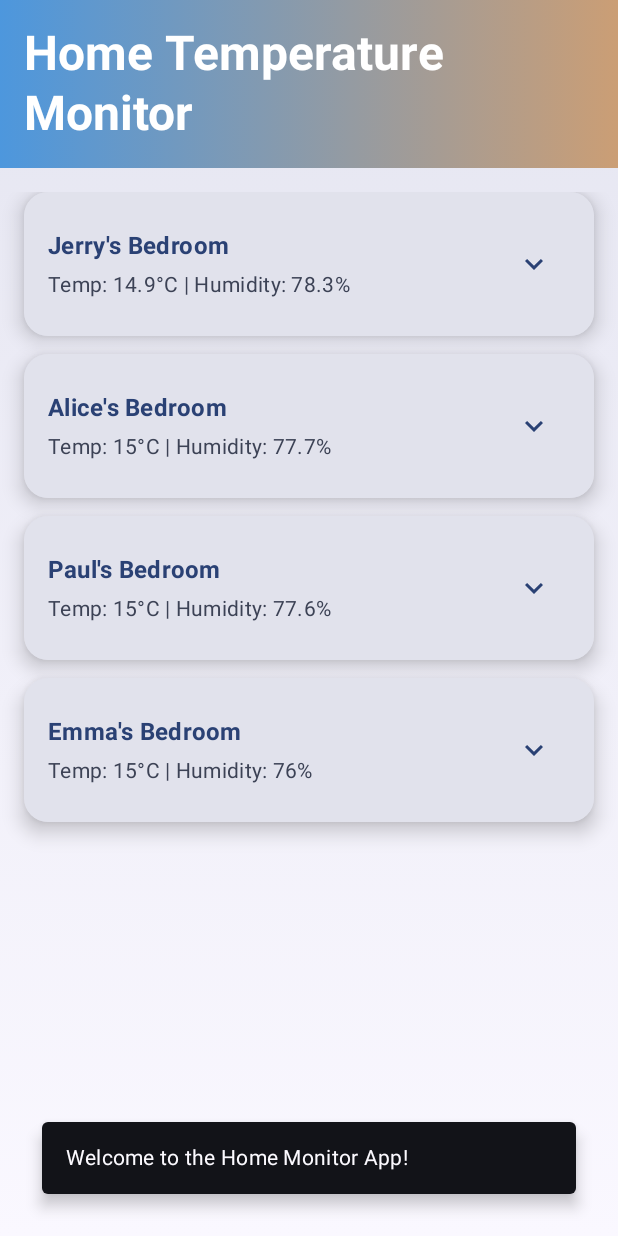
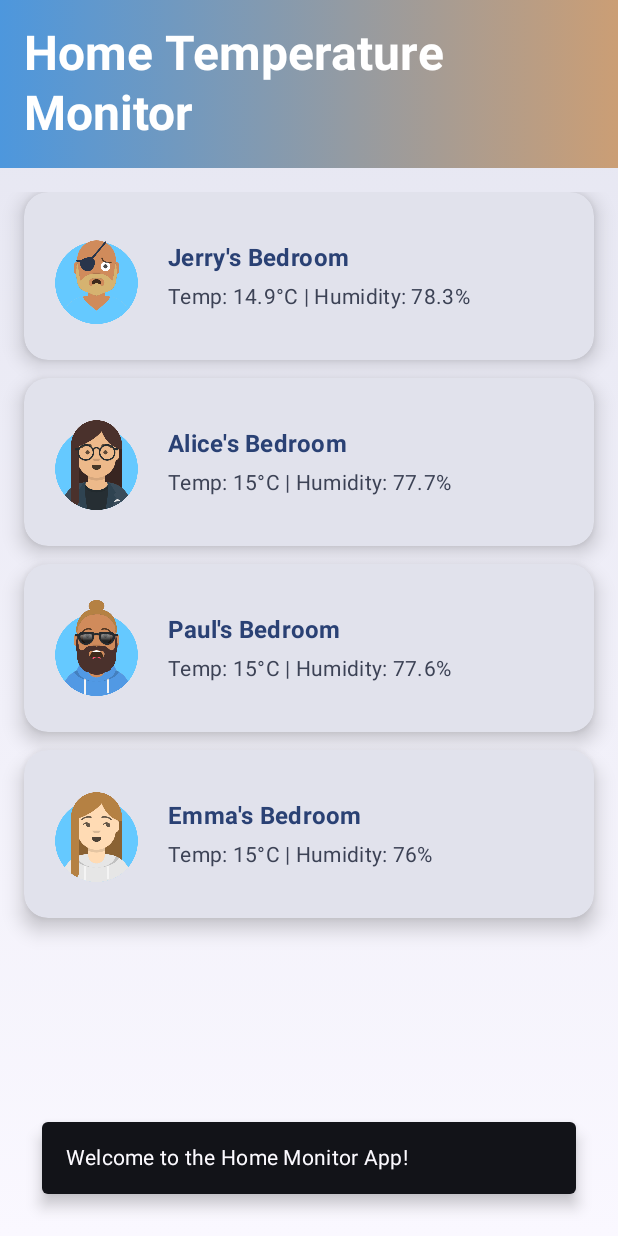
Before and after one commit to alexrg17/Alexandru_Radu_Mobile_CA3, an Android app built with Jetpack Compose: the HomePage screen opened through its navigation route, on a phone screen of 412 x 824 dp. Run offline under Robolectric (Android 15) with nearby library versions, the phone set to English and light mode, and no system bars.

Commit message:
Add personalized room images, improve UI layout, and integrate logging
- Added custom avatar images for each room and stored them in the drawable folder.
- Integrated avatar images into RoomCard using Image composables with rounded corners and shadow effects.
- Improved UI by ensuring images align with text and follow the material design.
- Fixed deprecation warnings by replacing Divider with HorizontalDivider.
- Added Log.d statements across key components for better debugging and tracking of user actions.
- Optimized the app's design for a cleaner, more intuitive user experience.

```diff
--- a/app/build.gradle.kts
+++ b/app/build.gradle.kts
@@ -53,6 +53,9 @@ android {
 }
 
 dependencies {
+    // Coil for loading images
+    implementation("io.coil-kt:coil-compose:2.3.0")
+
     // Navigation Component for Jetpack Compose
     implementation("androidx.navigation:navigation-compose:2.7.3")
 
--- a/app/src/main/AndroidManifest.xml
+++ b/app/src/main/AndroidManifest.xml
@@ -1,6 +1,9 @@
 <?xml version="1.0" encoding="utf-8"?>
 <manifest xmlns:android="http://schemas.android.com/apk/res/android"
     xmlns:tools="http://schemas.android.com/tools">
+
+    <!-- Add INTERNET permission for network access -->
+    <uses-permission android:name="android.permission.INTERNET" />
 
     <application
         android:allowBackup="true"
--- a/app/src/main/java/com/example/alexandru_radu_ca3/HomePage.kt
+++ b/app/src/main/java/com/example/alexandru_radu_ca3/HomePage.kt
@@ -1,60 +1,34 @@
 package com.example.alexandru_radu_ca3
 
-
+import android.util.Log
 import androidx.compose.animation.AnimatedVisibility
 import androidx.compose.animation.animateColor
 import androidx.compose.animation.animateContentSize
-import androidx.compose.animation.core.LinearEasing
-import androidx.compose.animation.core.RepeatMode
-import androidx.compose.animation.core.Spring
-import androidx.compose.animation.core.animateFloatAsState
-import androidx.compose.animation.core.infiniteRepeatable
-import androidx.compose.animation.core.rememberInfiniteTransition
-import androidx.compose.animation.core.spring
-import androidx.compose.animation.core.tween
+import androidx.compose.animation.core.*
 import androidx.compose.animation.fadeIn
+import androidx.compose.foundation.Image
 import androidx.compose.foundation.background
 import androidx.compose.foundation.clickable
-import androidx.compose.foundation.layout.Arrangement
-import androidx.compose.foundation.layout.Box
-import androidx.compose.foundation.layout.Column
-import androidx.compose.foundation.layout.Row
-import androidx.compose.foundation.layout.Spacer
-import androidx.compose.foundation.layout.fillMaxSize
-import androidx.compose.foundation.layout.fillMaxWidth
-import androidx.compose.foundation.layout.height
-import androidx.compose.foundation.layout.padding
+import androidx.compose.foundation.layout.*
 import androidx.compose.foundation.lazy.LazyColumn
 import androidx.compose.foundation.lazy.itemsIndexed
 import androidx.compose.foundation.shape.RoundedCornerShape
 import androidx.compose.material.icons.Icons
 import androidx.compose.material.icons.filled.KeyboardArrowDown
-import androidx.compose.material3.Card
-import androidx.compose.material3.CardDefaults
-import androidx.compose.material3.HorizontalDivider
-import androidx.compose.material3.Icon
-import androidx.compose.material3.IconButton
-import androidx.compose.material3.MaterialTheme
-import androidx.compose.material3.SnackbarHost
-import androidx.compose.material3.SnackbarHostState
-import androidx.compose.material3.Text
-import androidx.compose.runtime.Composable
-import androidx.compose.runtime.LaunchedEffect
-import androidx.compose.runtime.getValue
-import androidx.compose.runtime.mutableStateOf
-import androidx.compose.runtime.remember
-import androidx.compose.runtime.rememberCoroutineScope
-import androidx.compose.runtime.setValue
+import androidx.compose.material3.*
+import androidx.compose.runtime.*
 import androidx.compose.ui.Alignment
 import androidx.compose.ui.Modifier
+import androidx.compose.ui.draw.clip
 import androidx.compose.ui.draw.shadow
 import androidx.compose.ui.graphics.Brush
 import androidx.compose.ui.graphics.Color
 import androidx.compose.ui.graphics.graphicsLayer
+import androidx.compose.ui.res.painterResource
 import androidx.compose.ui.unit.dp
 import kotlinx.coroutines.launch
 
-// Data class for Room
+// Updated data class with drawable resource IDs
 data class Room(
     val name: String,
     val temperature: String,
@@ -62,27 +36,31 @@ data class Room(
     val resident: String,
     val age: Int,
     val preferredTemp: String,
-    val preferredHumidity: String
+    val preferredHumidity: String,
+    val drawableResId: Int // Updated field for drawable resource ID
 )
 
-// Mock room data
+// Mock data with drawable resource IDs
 val mockRooms = listOf(
-    Room("Jerry's Bedroom", "14.9°C", "78.3%", "Jerry", 88, "14.9°C", "80%"),
-    Room("Alice's Bedroom", "15°C", "77.7%", "Alice", 79, "15°C", "77%"),
-    Room("Paul's Bedroom", "15°C", "77.6%", "Paul", 82, "15°C", "77%"),
-    Room("Emma's Bedroom", "15°C", "76%", "Emma", 90, "15°C", "76%")
+    Room("Jerry's Bedroom", "14.9°C", "78.3%", "Jerry", 88, "14.9°C", "80%", R.drawable.jerry_bedroom),
+    Room("Alice's Bedroom", "15°C", "77.7%", "Alice", 79, "15°C", "77%", R.drawable.alice_bedroom),
+    Room("Paul's Bedroom", "15°C", "77.6%", "Paul", 82, "15°C", "77%", R.drawable.paul_bedroom),
+    Room("Emma's Bedroom", "15°C", "76%", "Emma", 90, "15°C", "76%", R.drawable.emma_bedroom)
 )
 
-// Composable for the homepage
 @Composable
 fun HomePage() {
     val snackbarHostState = remember { SnackbarHostState() }
     val scope = rememberCoroutineScope()
 
+    // Log homepage loading
+    Log.d("HomePage", "Homepage loaded.")
+
     // Trigger Snackbar
     LaunchedEffect(Unit) {
         scope.launch {
             snackbarHostState.showSnackbar("Welcome to the Home Monitor App!")
+            Log.d("HomePage", "Snackbar displayed: Welcome to the Home Monitor App!")
         }
     }
 
@@ -155,6 +133,7 @@ fun HomePage() {
                         enter = fadeIn(animationSpec = tween(durationMillis = 300, delayMillis = index * 100))
                     ) {
                         RoomCard(room)
+                        Log.d("HomePage", "RoomCard displayed for: ${room.name}")
                     }
                 }
             }
@@ -165,39 +144,42 @@ fun HomePage() {
             hostState = snackbarHostState,
             modifier = Modifier
                 .align(Alignment.BottomCenter)
-                .padding(16.dp) // Add padding to avoid edges
+                .padding(16.dp)
         )
     }
 }
 
-// Composable for a room card
 @Composable
 fun RoomCard(room: Room) {
-    // State to track whether the dropdown is expanded
     var isExpanded by remember { mutableStateOf(false) }
 
     Card(
         modifier = Modifier
             .fillMaxWidth()
             .shadow(8.dp, shape = RoundedCornerShape(16.dp))
-            .background(MaterialTheme.colorScheme.surfaceVariant)
             .animateContentSize(animationSpec = spring(dampingRatio = Spring.DampingRatioMediumBouncy))
             .clickable { isExpanded = !isExpanded },
         shape = RoundedCornerShape(16.dp),
         colors = CardDefaults.cardColors(containerColor = MaterialTheme.colorScheme.surfaceVariant)
     ) {
-        Column(
-            modifier = Modifier.padding(16.dp)
-        ) {
-            // Room Name Row with Temperature, Humidity & Expand/Collapse Icon
-            // Inside the Row with alignment-related logic
+        Column(modifier = Modifier.padding(16.dp)) {
             Row(
                 modifier = Modifier
                     .fillMaxWidth()
                     .padding(vertical = 8.dp),
-                horizontalArrangement = Arrangement.SpaceBetween,
-                verticalAlignment = Alignment.CenterVertically // Ensure the alignment matches the context
+                verticalAlignment = Alignment.CenterVertically
             ) {
+                // Display image with rounded corners
+                Image(
+                    painter = painterResource(id = room.drawableResId),
+                    contentDescription = "${room.name} Image",
+                    modifier = Modifier
+                        .size(64.dp)
+                        .clip(RoundedCornerShape(8.dp))
+                )
+
+                Spacer(modifier = Modifier.width(16.dp))
+
                 Column {
                     Text(
                         text = room.name,
@@ -214,24 +196,8 @@ fun RoomCard(room: Room) {
                         )
                     )
                 }
-
-                IconButton(
-                    onClick = { isExpanded = !isExpanded }
-                ) {
-                    val rotationAngle by animateFloatAsState(
-                        targetValue = if (isExpanded) 180f else 0f,
-                        label = "Arrow Rotation"
-                    )
-                    Icon(
-                        imageVector = Icons.Filled.KeyboardArrowDown,
-                        contentDescription = if (isExpanded) "Collapse" else "Expand",
-                        modifier = Modifier.graphicsLayer(rotationZ = rotationAngle),
-                        tint = if (isExpanded) MaterialTheme.colorScheme.secondary else MaterialTheme.colorScheme.primary
-                    )
-                }
             }
 
-            // Expanded Content
             if (isExpanded) {
                 Column(
                     modifier = Modifier.padding(top = 8.dp),
@@ -250,7 +216,6 @@ fun RoomCard(room: Room) {
     }
 }
 
-// Helper function to display a row of label and value
 @Composable
 fun InfoRow(label: String, value: String) {
     Row(
--- a/app/src/main/java/com/example/alexandru_radu_ca3/MainActivity.kt
+++ b/app/src/main/java/com/example/alexandru_radu_ca3/MainActivity.kt
@@ -1,6 +1,7 @@
 package com.example.alexandru_radu_ca3
 
 import android.os.Bundle
+import android.util.Log
 import android.widget.Toast
 import androidx.activity.ComponentActivity
 import androidx.activity.compose.setContent
@@ -29,13 +30,18 @@ class MainActivity : ComponentActivity() {
                     modifier = Modifier.fillMaxSize(),
                     color = MaterialTheme.colorScheme.background
                 ) {
-                    NavHost(navController = navController, startDestination = "login") {
-                        composable("login") { LoginPage(navController) }
-                        composable("home") { HomePage() }
-                    }
+                    AppNavigation(navController)
                 }
             }
         }
+    }
+}
+
+@Composable
+fun AppNavigation(navController: NavHostController) {
+    NavHost(navController = navController, startDestination = "login") {
+        composable("login") { LoginPage(navController) }
+        composable("home") { HomePage() }
     }
 }
 
@@ -62,7 +68,10 @@ fun LoginPage(navController: NavHostController) {
 
         TextField(
             value = email,
-            onValueChange = { email = it },
+            onValueChange = {
+                email = it
+                Log.d("LoginPage", "Email updated: $email") // Log email updates
+            },
             label = { Text("Email address") },
             modifier = Modifier.fillMaxWidth()
         )
@@ -70,7 +79,10 @@ fun LoginPage(navController: NavHostController) {
 
         TextField(
             value = password,
-            onValueChange = { password = it },
+            onValueChange = {
+                password = it
+                Log.d("LoginPage", "Password updated") // Log password updates (without logging the actual password for security)
+            },
             label = { Text("Password") },
             modifier = Modifier.fillMaxWidth(),
             visualTransformation = PasswordVisualTransformation()
@@ -79,10 +91,15 @@ fun LoginPage(navController: NavHostController) {
 
         Button(
             onClick = {
+                Log.d("LoginPage", "Login attempt with Email: $email") // Log login attempt
                 if (email == "admin@example.com" && password == "admin123") {
+                    Log.d("LoginPage", "Login successful for Email: $email") // Log successful login
                     Toast.makeText(context, "Login Successful!", Toast.LENGTH_SHORT).show()
-                    navController.navigate("home")
+                    navController.navigate("home") {
+                        popUpTo("login") { inclusive = true } // Clear the back stack
+                    }
                 } else {
+                    Log.d("LoginPage", "Invalid login attempt for Email: $email") // Log failed login
                     Toast.makeText(context, "Invalid Credentials!", Toast.LENGTH_SHORT).show()
                 }
             },
@@ -97,11 +114,15 @@ fun LoginPage(navController: NavHostController) {
             horizontalArrangement = Arrangement.Center,
             verticalAlignment = Alignment.CenterVertically
         ) {
-            TextButton(onClick = { /* TODO: Handle signup logic */ }) {
+            TextButton(onClick = {
+                Log.d("LoginPage", "Signup clicked") // Log signup click
+            }) {
                 Text("Don't have an account?")
             }
             Spacer(modifier = Modifier.width(8.dp))
-            TextButton(onClick = { /* TODO: Handle admin login logic */ }) {
+            TextButton(onClick = {
+                Log.d("LoginPage", "Admin login clicked") // Log admin login click
+            }) {
                 Text("Admin Login")
             }
         }
--- a/gradle/libs.versions.toml
+++ b/gradle/libs.versions.toml
@@ -8,8 +8,10 @@ espressoCore = "3.6.1"
 lifecycleRuntimeKtx = "2.8.7"
 activityCompose = "1.9.3"
 composeBom = "2024.11.00"
+coilCompose = "2.3.0"
 
 [libraries]
+coil-compose = { group = "io.coil-kt", name = "coil-compose", version.ref = "coilCompose" }
 androidx-core-ktx = { group = "androidx.core", name = "core-ktx", version.ref = "coreKtx" }
 junit = { group = "junit", name = "junit", version.ref = "junit" }
 androidx-junit = { group = "androidx.test.ext", name = "junit", version.ref = "junitVersion" }
```
Also changed, not shown: app/src/main/res/drawable/alice_bedroom.png (added), app/src/main/res/drawable/emma_bedroom.png (added), app/src/main/res/drawable/jerry_bedroom.png (added), app/src/main/res/drawable/paul_bedroom.png (added).
